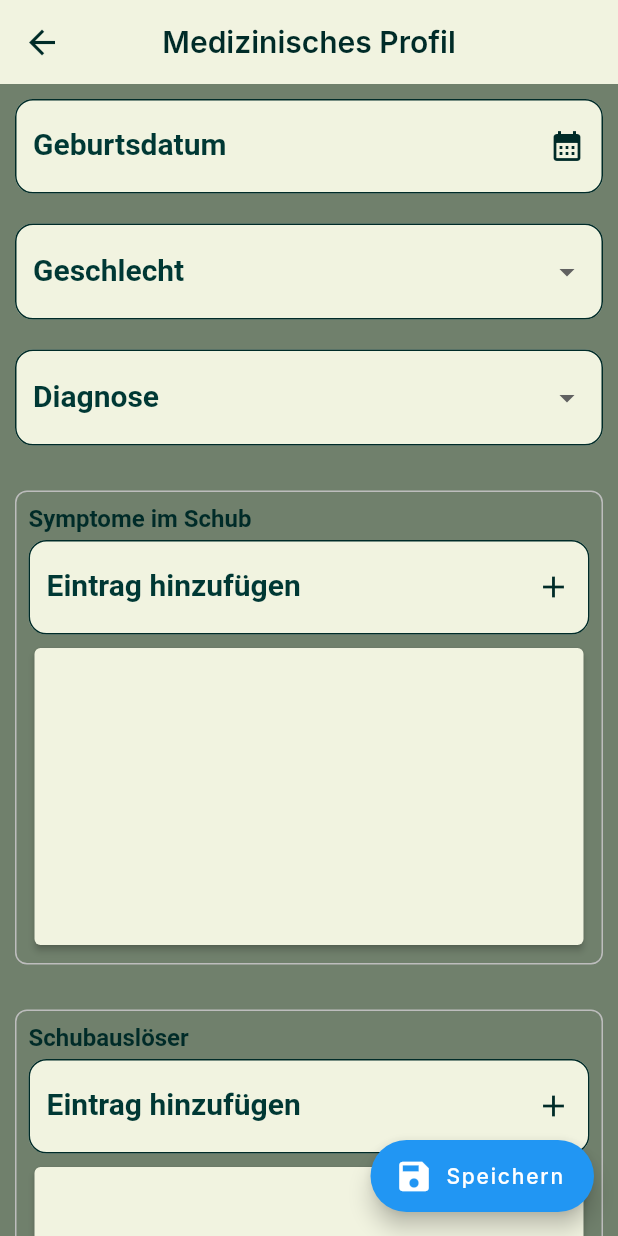
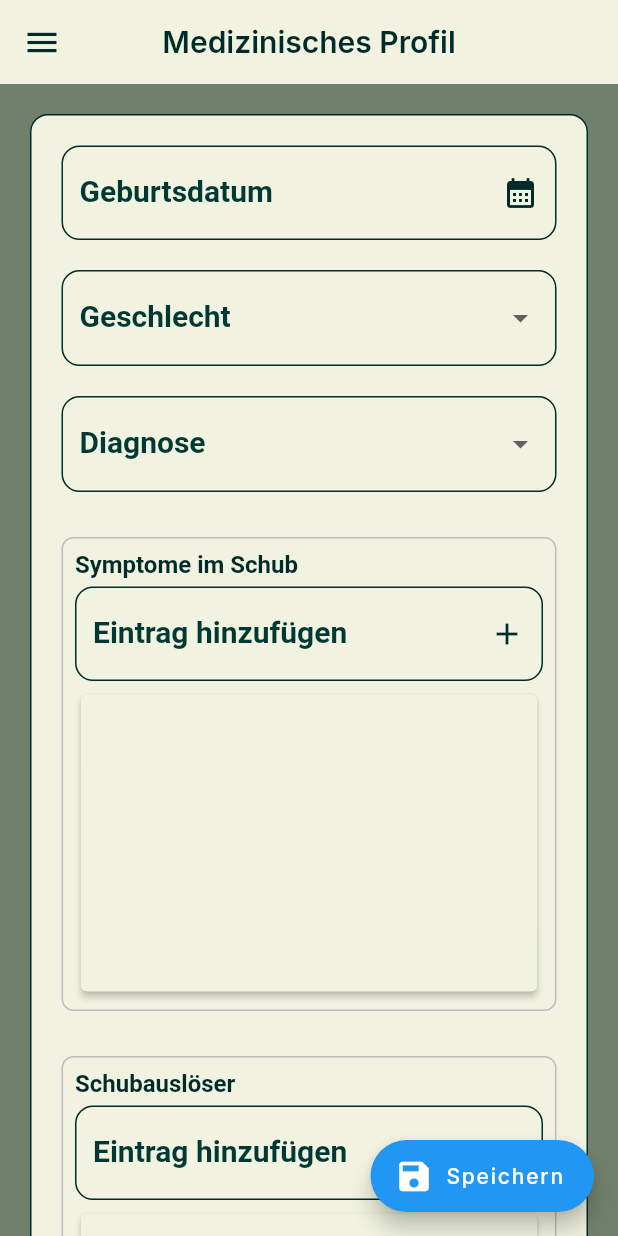
Before and after one commit to ahmad-kalaf/CEDmate, a Flutter app: the AnamneseScreen screen opened directly, on a phone screen of 412 x 824 dp. Run offline on Flutter 3.47's test engine with Material 3 defaults, Android fonts, the phone set to English and light mode, and no system bars; our stand-ins replace cloud_firestore, connectivity_plus, firebase_auth, firebase_core, flutter_map, geolocator and 3 more; missing offline and left inert: flutter_map_cancellable_tile_provider; accounts and stored records are empty.

Commit message:
Add CEDDrawer and enhance layout in AnamneseScreen

```diff
--- a/lib/widgets/anamnese_screen.dart
+++ b/lib/widgets/anamnese_screen.dart
@@ -2,10 +2,12 @@ import 'package:cedmate/models/anamnese.dart';
 import 'package:cedmate/models/enums/diagnose.dart';
 import 'package:cedmate/models/enums/gender.dart';
 import 'package:cedmate/services/anamnese_service.dart';
+import 'package:cedmate/widgets/ced_drawer.dart';
 import 'package:flutter/material.dart';
 import 'package:provider/provider.dart';
 
 import '../utils/build_list_section.dart';
+import 'CEDColors.dart';
 
 class AnamneseScreen extends StatefulWidget {
   const AnamneseScreen({super.key});
@@ -138,6 +140,7 @@ class _AnamneseScreenState extends State<AnamneseScreen> {
       return const Scaffold(body: Center(child: CircularProgressIndicator()));
     }
     return Scaffold(
+      drawer: const CEDDrawer(),
       appBar: AppBar(
         title: const Text('Medizinisches Profil'),
         centerTitle: true,
@@ -146,8 +149,14 @@ class _AnamneseScreenState extends State<AnamneseScreen> {
         child: Center(
           child: ConstrainedBox(
             constraints: const BoxConstraints(maxWidth: 600),
-            child: Padding(
-              padding: const EdgeInsets.all(10),
+            child: Container(
+              padding: const EdgeInsets.all(20),
+              margin: const EdgeInsets.all(20),
+              decoration: BoxDecoration(
+                color: CEDColors.surface,
+                borderRadius: BorderRadius.circular(12),
+                border: Border.all(color: CEDColors.border, width: 1),
+              ),
               child: Form(
                 key: _formKey,
                 child: Column(
```
